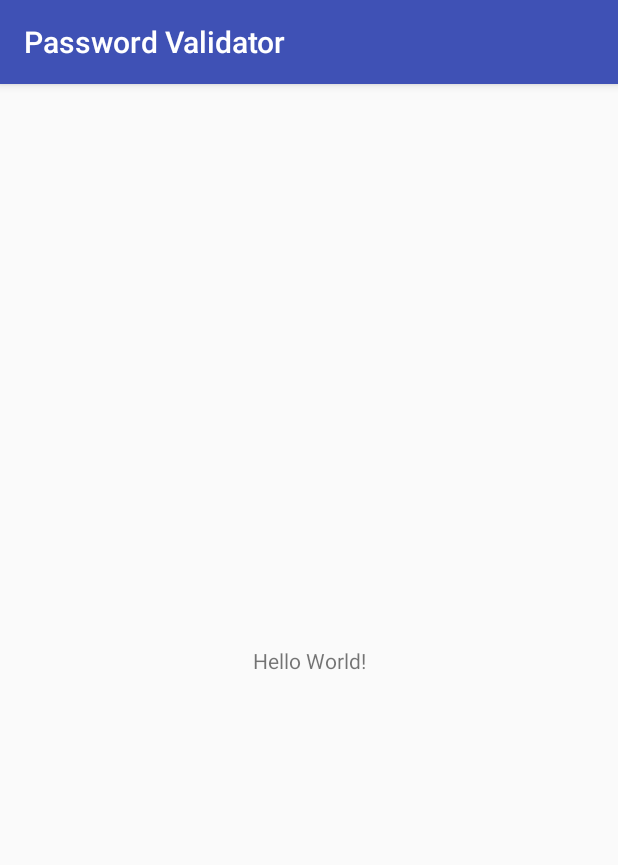
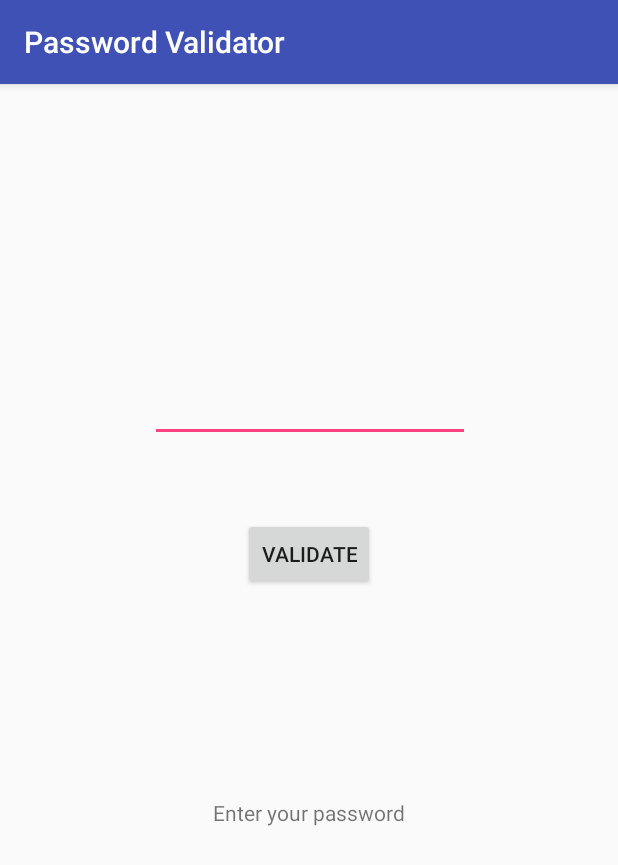
Before and after one commit to TylerDal/password-validator, an Android app: the screen it shows after launch (MainActivity), on a phone screen of 412 x 824 dp. Shown: the top 865 px of the screen. Run offline under Robolectric (Android 15) with nearby library versions, the phone set to English and light mode, and no system bars.

Commit message:
a2 part 3

```diff
--- a/app/build.gradle
+++ b/app/build.gradle
@@ -25,4 +25,6 @@ dependencies {
     testImplementation 'junit:junit:4.12'
     androidTestImplementation 'com.android.support.test:runner:1.0.1'
     androidTestImplementation 'com.android.support.test.espresso:espresso-core:3.0.1'
+    androidTestCompile 'com.android.support.test.espresso:espresso-core:3.0.1'
+    androidTestCompile 'com.android.support.test:runner:1.0.1'
 }
--- a/app/src/main/res/layout/activity_main.xml
+++ b/app/src/main/res/layout/activity_main.xml
@@ -7,12 +7,44 @@
     tools:context="com.example.tyler.passwordvalidator.MainActivity">
 
     <TextView
+        android:id="@+id/textView"
         android:layout_width="wrap_content"
         android:layout_height="wrap_content"
-        android:text="Hello World!"
+        android:text="Enter your password"
         app:layout_constraintBottom_toBottomOf="parent"
         app:layout_constraintLeft_toLeftOf="parent"
         app:layout_constraintRight_toRightOf="parent"
+        app:layout_constraintTop_toTopOf="parent"
+        app:layout_constraintVertical_bias="0.636" />
+
+    <Button
+        android:id="@+id/button"
+        android:layout_width="wrap_content"
+        android:layout_height="wrap_content"
+        android:layout_marginBottom="57dp"
+        android:layout_marginEnd="147dp"
+        android:layout_marginStart="147dp"
+        android:layout_marginTop="208dp"
+        android:onClick="buttonOnClick"
+        android:text="VALIDATE"
+        app:layout_constraintBottom_toTopOf="@+id/textView"
+        app:layout_constraintEnd_toEndOf="parent"
+        app:layout_constraintStart_toStartOf="parent"
+        app:layout_constraintTop_toTopOf="parent" />
+
+    <EditText
+        android:id="@+id/editText"
+        android:layout_width="wrap_content"
+        android:layout_height="wrap_content"
+        android:layout_marginBottom="10dp"
+        android:layout_marginEnd="84dp"
+        android:layout_marginStart="85dp"
+        android:layout_marginTop="152dp"
+        android:ems="10"
+        android:inputType="textPersonName"
+        app:layout_constraintBottom_toTopOf="@+id/button"
+        app:layout_constraintEnd_toEndOf="parent"
+        app:layout_constraintStart_toStartOf="parent"
         app:layout_constraintTop_toTopOf="parent" />
 
 </android.support.constraint.ConstraintLayout>
```
Also changed, not shown: app/src/main/java/com/example/tyler/passwordvalidator/MainActivity.java (+13 -0 lines), 1 other file.
